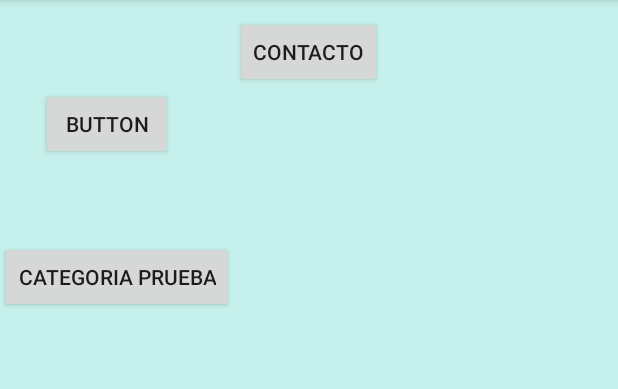
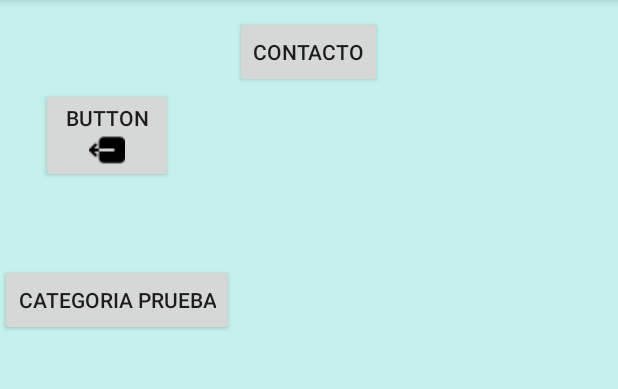
Before and after one commit to fegaris/Compuglobalhipermeganet, an Android app: the MainActivity screen opened directly, with no data from a screen before it, on a phone screen of 412 x 824 dp, the part 84-473 px from its top. Run offline under Robolectric (Android 15) with nearby library versions, the phone set to English and light mode, and no system bars; our stand-ins replace Firebase (no records; nobody signed in at launch, a user with empty details on screens opened directly); pictures from the network do not load.

```diff
--- a/Compuglobalhipermeganet/app/src/main/res/layout/activity_main.xml
+++ b/Compuglobalhipermeganet/app/src/main/res/layout/activity_main.xml
@@ -46,6 +46,7 @@
         android:layout_height="wrap_content"
         android:layout_alignParentBottom="true"
         android:layout_marginBottom="54dp"
+        android:drawableBottom= "@drawable/boton_de_desloguear"
         android:layout_marginLeft="27dp"
         android:layout_marginStart="27dp"
         android:text="Button" />
```
Also changed, not shown: Compuglobalhipermeganet/app/src/main/res/drawable-v24/boton_de_desloguear.png (renamed from Compuglobalhipermeganet/app/src/main/res/drawable-v24/boton-de-desloguear.png).
